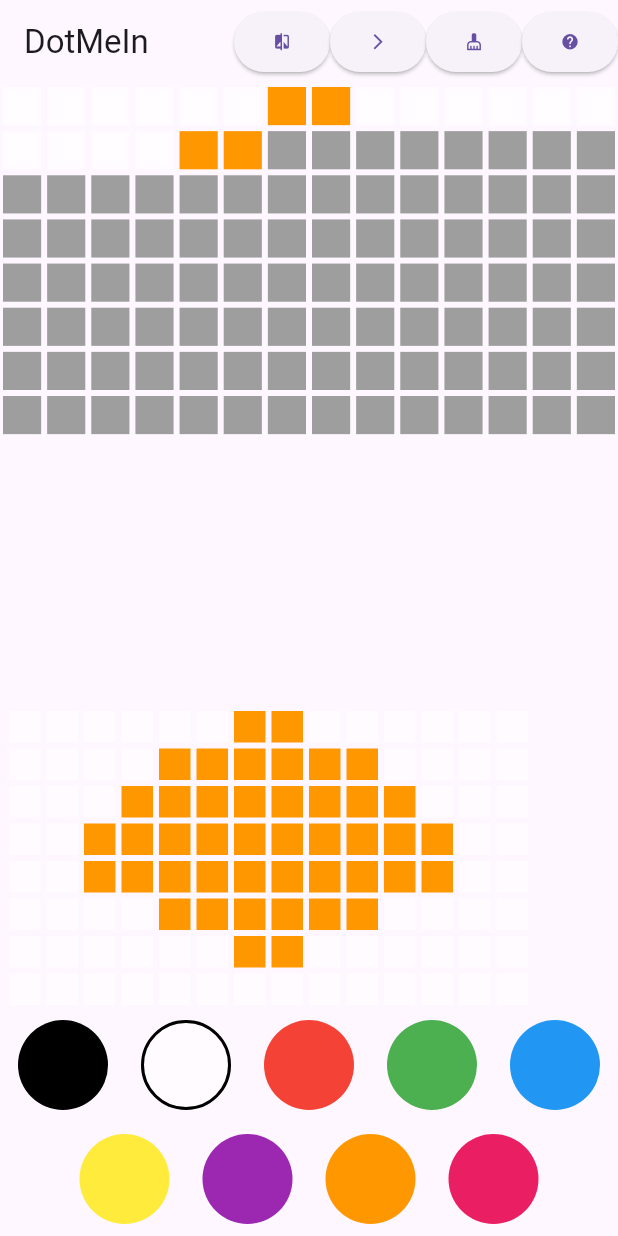
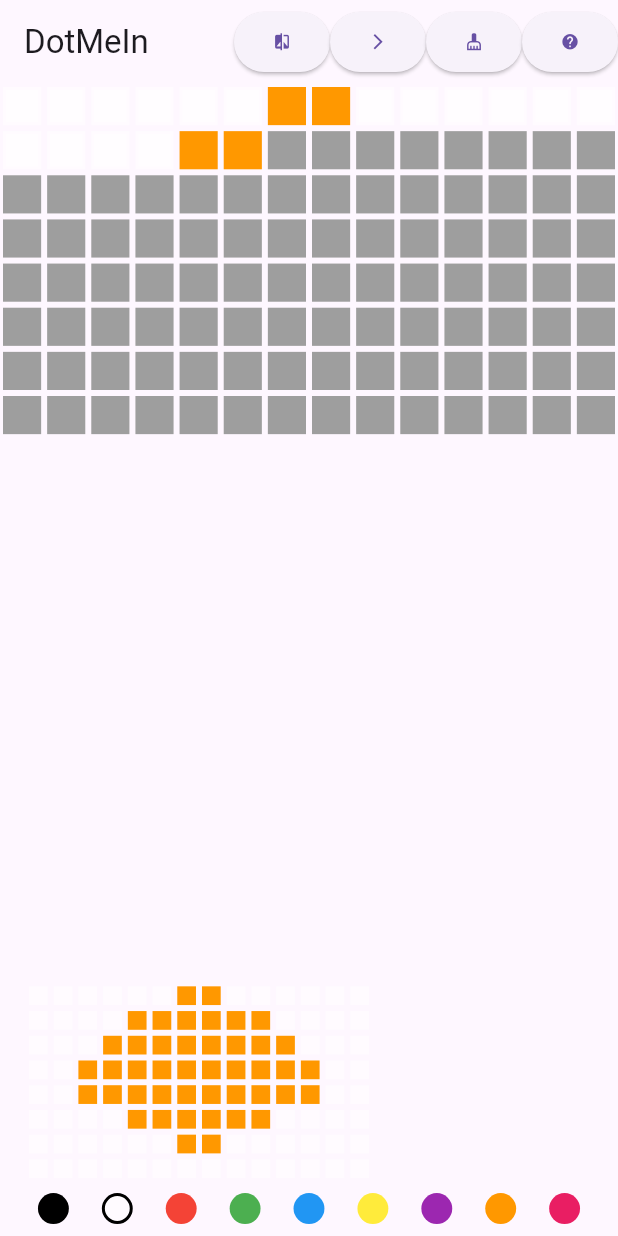
Before and after one commit to aerodk/DotMeIn, a Flutter app: the screen it shows after launch, on a phone screen of 412 x 824 dp. Run offline on Flutter 3.47's test engine with Material 3 defaults, Android fonts, the phone set to English and light mode, and no system bars.

Commit message:
Icons in color circle are dynamic

```diff
--- a/lib/main.dart
+++ b/lib/main.dart
@@ -1,4 +1,5 @@
 import 'dart:async';
+import 'dart:math';
 
 import 'package:dot_me_in/pattern_service.dart';
 import 'package:dot_me_in/star_widget.dart';
@@ -81,7 +82,7 @@ class MyHomePageState extends State<MyHomePage>
           buildDotBox(),
           Wrap(
             children: [
-              buildPreview(selectedPatternData),
+              buildPreview(selectedPatternData, 0.04), // x % of screen size
               buildColorPicker(),
             ],
           ),
@@ -224,7 +225,7 @@ class MyHomePageState extends State<MyHomePage>
         return AlertDialog(
           content: SizedBox(
             width: double.maxFinite,
-            // height: 300,
+            height: 300,
             child: SingleChildScrollView(
               child: Wrap(
                 children: availablePatterns.map((pattern) {
@@ -240,7 +241,7 @@ class MyHomePageState extends State<MyHomePage>
                         Text(pattern),
                         Container(
                           padding: const EdgeInsets.all(8),
-                          child: buildPreview(patternService.getPattern(pattern)),
+                          child: buildPreview(patternService.getPattern(pattern), 0.1),
                         ),
                       ],
                     ),
@@ -367,20 +368,15 @@ class MyHomePageState extends State<MyHomePage>
     );
   }
 
-  Widget buildPreview(PatternData selectedPatternData) {
+  Widget buildPreview(PatternData selectedPatternData, double box) {
     int width = selectedPatternData.width > 0 ? selectedPatternData.width : 1;
     int height =
         selectedPatternData.height > 0 ? selectedPatternData.height : 1;
 
     // Juster faktorerne for at ændre størrelsen af miniaturebilledet
-    double boxSize = 25.0; // Skift denne værdi efter behov
+    final double boxSize = min(40, MediaQuery.of(context).size.width * box);
 
     return GestureDetector(
-      // onTap: () {
-      //   setState(() {
-      //     showPatternDialog();
-      //   });
-      // },
       child: SizedBox(
         height: height.toDouble() * boxSize,
         width: width.toDouble() * boxSize,
@@ -479,13 +475,14 @@ class _ColorCircle extends StatelessWidget {
 
   @override
   Widget build(BuildContext context) {
+    final double iconSize = MediaQuery.of(context).size.width * 0.05;
     return GestureDetector(
       onTap: () {
         onColorChanged(color);
       },
       child: Container(
-        width: 60,
-        height: 60,
+        width: iconSize,
+        height: iconSize,
         margin: const EdgeInsets.all(8),
         decoration: BoxDecoration(
           shape: BoxShape.circle,
```
